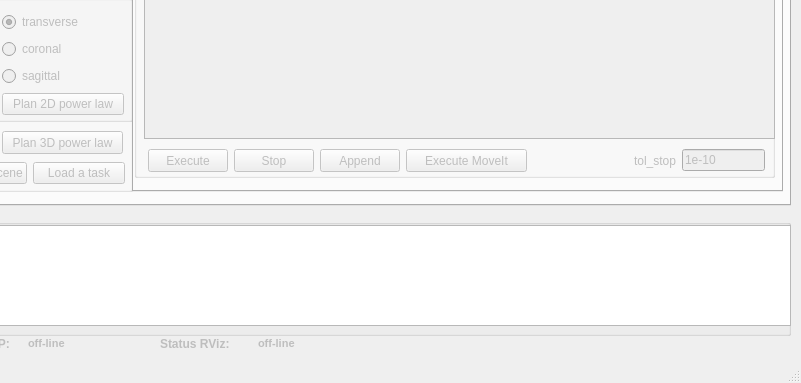
Qt form ui/main_window.ui (zohannn/motion_manager) before a commit; both pictures show x 300 to 1101 and y 314 to 697 of the 1101 by 697 pixel window.
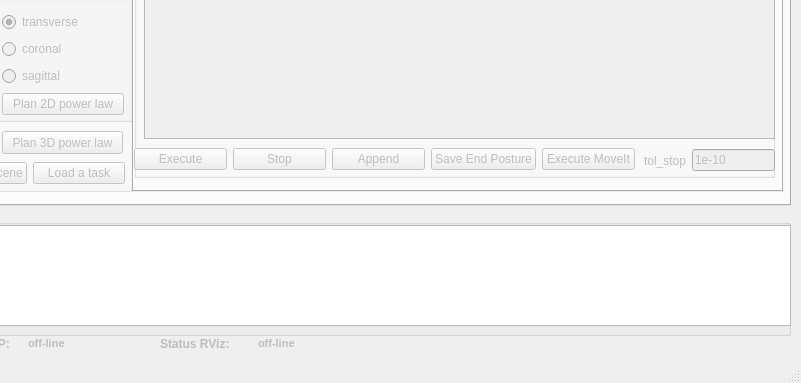
The same form after that commit. The open tabs and pages were chosen to show the change. Icons and pictures are not drawn. Custom widgets are drawn as their Qt base class.

Patch:
```diff
--- a/ui/main_window.ui
+++ b/ui/main_window.ui
@@ -944,7 +944,7 @@
         <widget class="QWidget" name="layoutWidget_tol_stop">
          <property name="geometry">
           <rect>
-           <x>500</x>
+           <x>510</x>
            <y>210</y>
            <width>131</width>
            <height>27</height>
@@ -967,60 +967,55 @@
           </item>
          </layout>
         </widget>
+        <widget class="QWidget" name="layoutWidget">
+         <property name="geometry">
+          <rect>
+           <x>0</x>
+           <y>210</y>
+           <width>501</width>
+           <height>25</height>
+          </rect>
+         </property>
+         <layout class="QHBoxLayout" name="horizontalLayout_16">
+          <item>
         <widget class="QPushButton" name="pushButton_execMov">
-         <property name="geometry">
-          <rect>
-           <x>14</x>
-           <y>212</y>
-           <width>80</width>
-           <height>23</height>
-          </rect>
-         </property>
          <property name="text">
           <string>Execute</string>
          </property>
         </widget>
+          </item>
+          <item>
         <widget class="QPushButton" name="pushButton_stop_mov">
-         <property name="geometry">
-          <rect>
-           <x>100</x>
-           <y>212</y>
-           <width>80</width>
-           <height>23</height>
-          </rect>
-         </property>
          <property name="text">
           <string>Stop</string>
          </property>
         </widget>
+          </item>
+          <item>
         <widget class="QPushButton" name="pushButton_append_mov">
-         <property name="geometry">
-          <rect>
-           <x>186</x>
-           <y>212</y>
-           <width>80</width>
-           <height>23</height>
-          </rect>
-         </property>
          <property name="text">
           <string>Append</string>
          </property>
         </widget>
+          </item>
+          <item>
+           <widget class="QPushButton" name="pushButton_save_end_posture">
+            <property name="text">
+             <string>Save End Posture</string>
+            </property>
+           </widget>
+          </item>
+          <item>
         <widget class="QPushButton" name="pushButton_execMov_moveit">
          <property name="enabled">
           <bool>false</bool>
          </property>
-         <property name="geometry">
-          <rect>
-           <x>272</x>
-           <y>212</y>
-           <width>121</width>
-           <height>23</height>
-          </rect>
-         </property>
          <property name="text">
           <string>Execute MoveIt</string>
          </property>
+           </widget>
+          </item>
+         </layout>
         </widget>
        </widget>
       </widget>
```
Lines whose indentation alone changed are shown as unchanged.
